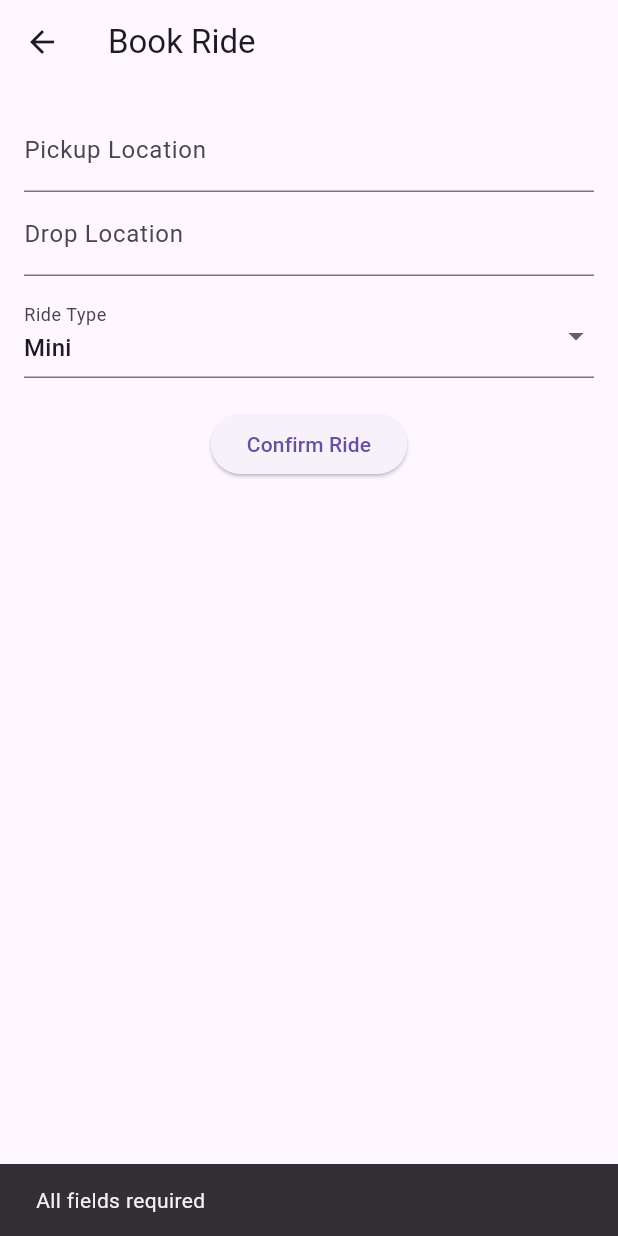
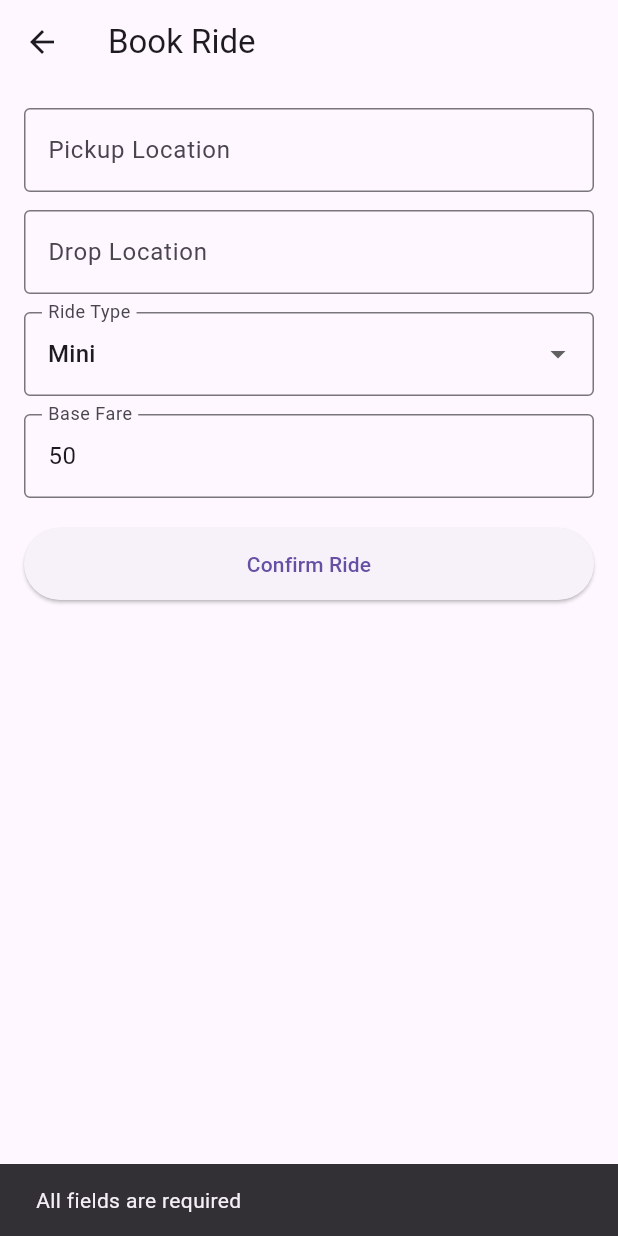
Before and after one commit to smvinay/smart_ride_app, a Flutter app: the AddTripScreen screen opened directly, after a tap on "Confirm Ride", on a phone screen of 412 x 824 dp. Run offline on Flutter 3.47's test engine with Material 3 defaults, Android fonts, the phone set to English and light mode, and no system bars; our stand-ins replace fl_chart, flutter_riverpod, hive, hive_flutter; accounts and stored records are empty.

```diff
--- a/lib/screens/add_trip_screen.dart
+++ b/lib/screens/add_trip_screen.dart
@@ -5,6 +5,8 @@ import '../models/trip.dart';
 import '../state/trip_notifier.dart';
 
 class AddTripScreen extends ConsumerStatefulWidget {
+  const AddTripScreen({super.key});
+
   @override
   ConsumerState<AddTripScreen> createState() => _AddTripScreenState();
 }
@@ -12,6 +14,8 @@ class AddTripScreen extends ConsumerStatefulWidget {
 class _AddTripScreenState extends ConsumerState<AddTripScreen> {
   final pickupCtrl = TextEditingController();
   final dropCtrl = TextEditingController();
+  final fareCtrl = TextEditingController(text: '50');
+
   String rideType = 'Mini';
 
   @override
@@ -24,33 +28,53 @@ class _AddTripScreenState extends ConsumerState<AddTripScreen> {
           children: [
             TextField(
               controller: pickupCtrl,
-              decoration: const InputDecoration(labelText: 'Pickup Location'),
+              decoration: const InputDecoration(
+                labelText: 'Pickup Location',
+                border: OutlineInputBorder(),
+              ),
             ),
+            const SizedBox(height: 12),
             TextField(
               controller: dropCtrl,
-              decoration: const InputDecoration(labelText: 'Drop Location'),
+              decoration: const InputDecoration(
+                labelText: 'Drop Location',
+                border: OutlineInputBorder(),
+              ),
             ),
             const SizedBox(height: 12),
             DropdownButtonFormField<String>(
               value: rideType,
+              decoration: const InputDecoration(
+                labelText: 'Ride Type',
+                border: OutlineInputBorder(),
+              ),
               items: ['Mini', 'Sedan', 'Auto', 'Bike']
                   .map(
-                    (e) => DropdownMenuItem(
-                  value: e,
-                  child: Text(e),
-                ),
+                    (e) => DropdownMenuItem(value: e, child: Text(e)),
               )
                   .toList(),
-              onChanged: (val) => setState(() => rideType = val!),
-              decoration: const InputDecoration(labelText: 'Ride Type'),
+              onChanged: (v) => setState(() => rideType = v!),
+            ),
+            const SizedBox(height: 12),
+            TextField(
+              controller: fareCtrl,
+              keyboardType: TextInputType.number,
+              decoration: const InputDecoration(
+                labelText: 'Base Fare',
+                border: OutlineInputBorder(),
+              ),
             ),
             const SizedBox(height: 20),
             ElevatedButton(
+              style: ElevatedButton.styleFrom(
+                minimumSize: const Size(double.infinity, 48),
+              ),
               onPressed: () {
                 if (pickupCtrl.text.isEmpty ||
-                    dropCtrl.text.isEmpty) {
+                    dropCtrl.text.isEmpty ||
+                    fareCtrl.text.isEmpty) {
                   ScaffoldMessenger.of(context).showSnackBar(
-                    const SnackBar(content: Text('All fields required')),
+                    const SnackBar(content: Text('All fields are required')),
                   );
                   return;
                 }
@@ -61,7 +85,7 @@ class _AddTripScreenState extends ConsumerState<AddTripScreen> {
                     pickup: pickupCtrl.text,
                     drop: dropCtrl.text,
                     rideType: rideType,
-                    fare: 100,
+                    fare: double.parse(fareCtrl.text),
                     status: 'Requested',
                     dateTime: DateTime.now(),
                   ),
```
